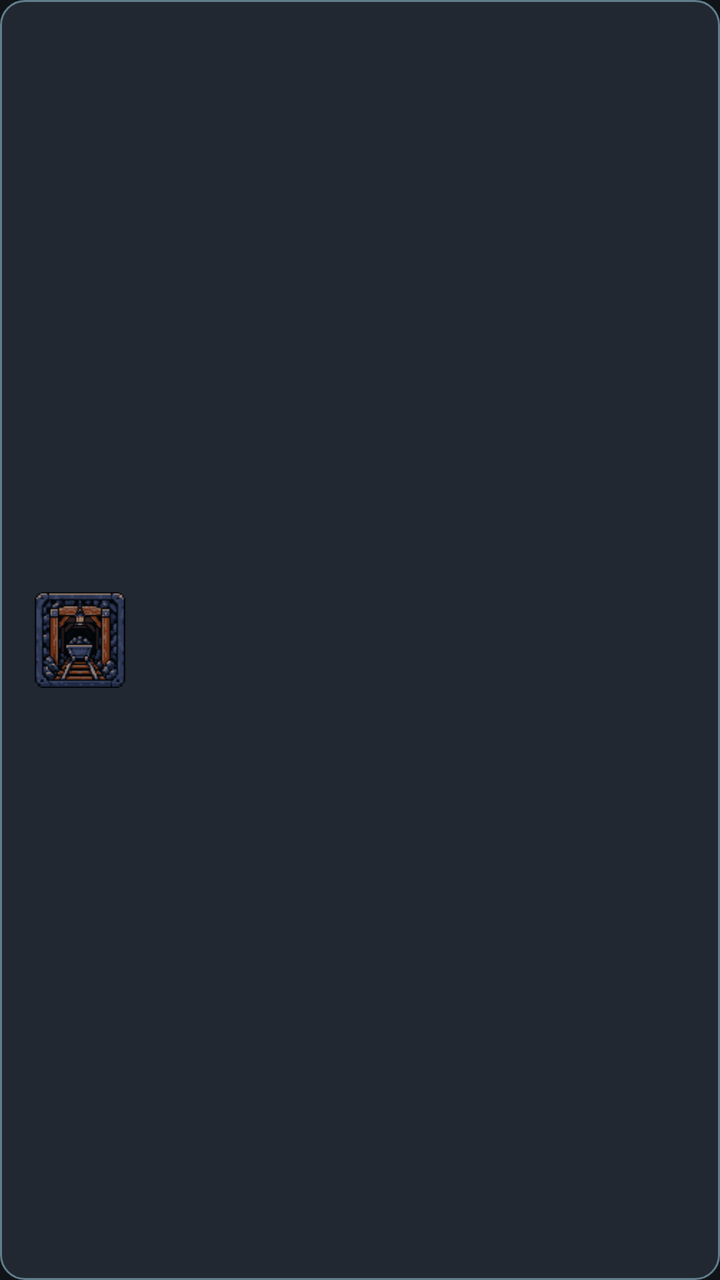
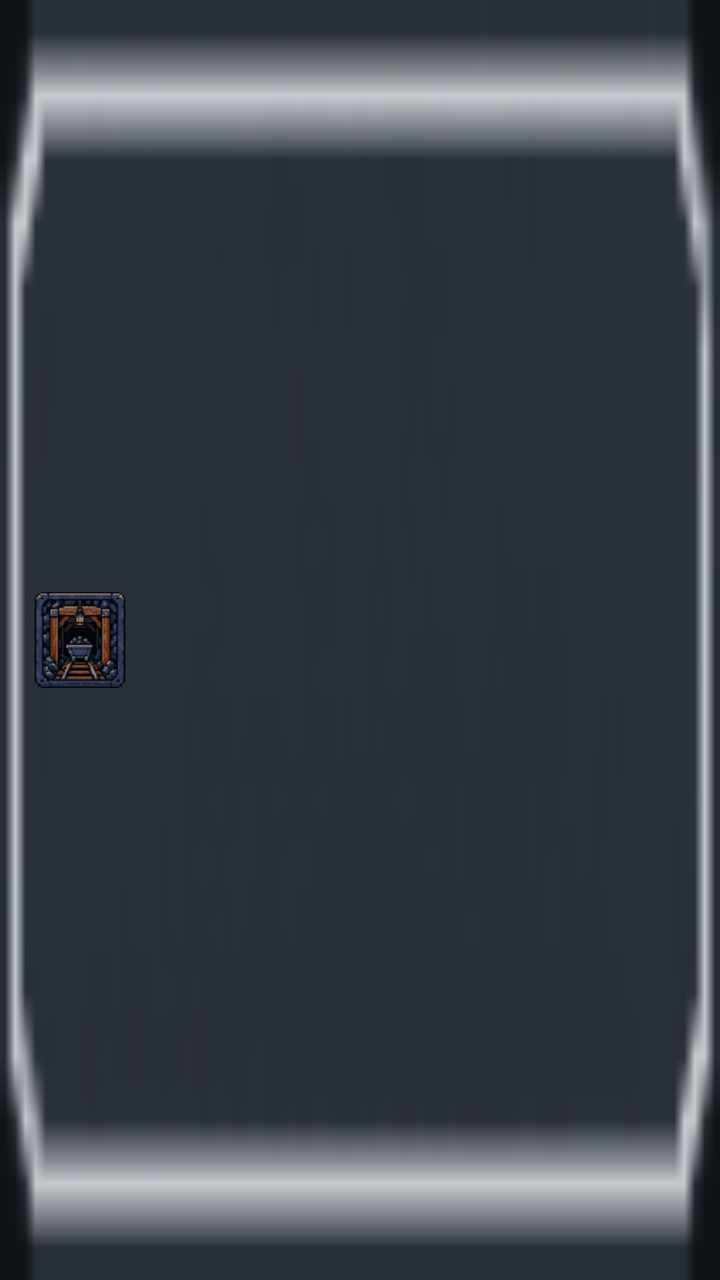

Two renders of the same Android screen: before a commit and after it. Below are the layout's source before the change and the commit's diff.
<!-- AndroidManifest.xml: application theme Theme.MinesweeperEvolution -->
<!-- res/layout/item_mode_card.xml -->
<?xml version="1.0" encoding="utf-8"?>
<LinearLayout xmlns:android="http://schemas.android.com/apk/res/android"
    android:layout_width="match_parent"
    android:layout_height="wrap_content"
    android:orientation="horizontal"
    android:gravity="center_vertical"
    android:background="@drawable/bg_button_secondary"
    android:padding="16dp"
    android:clickable="true"
    android:focusable="true">

    <ImageView
        android:id="@+id/ivModeIcon"
        android:layout_width="48dp"
        android:layout_height="48dp"
        android:layout_marginEnd="12dp"
        android:scaleType="fitCenter"
        android:contentDescription="@null"
        android:src="@drawable/mode_classic" />

    <LinearLayout
        android:layout_width="0dp"
        android:layout_height="wrap_content"
        android:layout_weight="1"
        android:orientation="vertical">

        <TextView
            android:id="@+id/tvModeName"
            style="@style/ModeTitle"
            android:fontFamily="@font/pixelify_sans"
            android:layout_width="wrap_content"
            android:layout_height="wrap_content" />

        <TextView
            android:id="@+id/tvModeDesc"
            style="@style/ModeDesc"
            android:fontFamily="@font/pixelify_sans"
            android:layout_width="match_parent"
            android:layout_height="wrap_content"
            android:layout_marginTop="4dp" />
    </LinearLayout>
</LinearLayout>
<!-- resources referenced by this layout -->
<resources>
  <!-- drawable bg_button_secondary (drawable) -->
  <?xml version="1.0" encoding="utf-8"?>
  <selector xmlns:android="http://schemas.android.com/apk/res/android">
      
      <item android:state_selected="true">
          <shape android:shape="rectangle">
              <solid android:color="@color/accent"/>
              <corners android:radius="12dp"/>
              <stroke android:width="1dp" android:color="@color/accent_2"/>
          </shape>
      </item>
      
      <item android:state_pressed="true">
          <shape android:shape="rectangle">
              <solid android:color="@color/bg_panel_alt"/>
              <corners android:radius="12dp"/>
              <stroke android:width="2dp" android:color="@color/accent"/>
          </shape>
      </item>
      
      <item>
          <shape android:shape="rectangle">
              <solid android:color="@color/bg_panel_alt"/>
              <corners android:radius="12dp"/>
              <stroke android:width="1dp" android:color="@color/text_dim"/>
          </shape>
      </item>
  </selector>
  <!-- drawable mode_classic: png bitmap (drawable, 5647 bytes) -->
  <style name="ModeDesc">
          <item name="android:textSize">13sp</item>
          <item name="android:textColor">@color/text_secondary</item>
          <item name="android:lineSpacingExtra">2dp</item>
      </style>
  <style name="ModeTitle">
          <item name="android:textSize">20sp</item>
          <item name="android:textStyle">bold</item>
          <item name="android:textColor">@color/text_primary</item>
      </style>
  <style name="Theme.MinesweeperEvolution" parent="Theme.AppCompat.NoActionBar">
          <item name="colorPrimary">@color/accent</item>
          <item name="colorPrimaryDark">@color/accent_2</item>
          <item name="colorAccent">@color/accent</item>
          <item name="android:windowBackground">@color/bg_dark</item>
          <item name="android:textColorPrimary">@color/text_primary</item>
          <item name="android:textColorSecondary">@color/text_secondary</item>
          <item name="android:statusBarColor" tools:targetApi="l">@color/bg_dark</item>
          
          <item name="android:alertDialogTheme">@style/Theme.MinesweeperDialog</item>
          <item name="alertDialogTheme">@style/Theme.MinesweeperDialog</item>
      </style>
  <color name="accent">#FF00BCD4</color>
  <color name="accent_2">#FF26C6DA</color>
  <color name="bg_panel_alt">#FF222831</color>
  <color name="text_dim">#FF607D8B</color>
  <color name="text_secondary">#FFB0BEC5</color>
  <color name="text_primary">#FFECEFF1</color>
  <color name="bg_dark">#FF101418</color>
  <style name="Theme.MinesweeperDialog" parent="Theme.AppCompat.Dialog.Alert">
          <item name="android:windowBackground">@color/bg_panel</item>
          <item name="android:textColorPrimary">@color/text_primary</item>
          <item name="android:textColorSecondary">@color/text_secondary</item>
          <item name="colorAccent">@color/accent</item>
          <item name="android:buttonBarButtonStyle">@style/Widget.DialogButton</item>
      </style>
  <color name="bg_panel">#FF1A1F26</color>
  <style name="Widget.DialogButton" parent="Widget.AppCompat.Button.ButtonBar.AlertDialog">
          <item name="android:textColor">@color/accent</item>
      </style>
</resources>

<!-- the commit's change to res/layout/item_mode_card.xml (unified diff, before → after) -->
@@ -4,7 +4,7 @@
     android:layout_height="wrap_content"
     android:orientation="horizontal"
     android:gravity="center_vertical"
-    android:background="@drawable/bg_button_secondary"
+    android:background="@drawable/bg_card_selector_v2"
     android:padding="16dp"
     android:clickable="true"
     android:focusable="true">
<!-- resource entries referenced after the edit -->
@@ -1,31 +1,16 @@
 <!-- resources referenced by this layout -->
 <resources>
-  <!-- drawable bg_button_secondary (drawable) -->
+  <!-- drawable bg_card_selector_v2 (drawable) -->
   <?xml version="1.0" encoding="utf-8"?>
   <selector xmlns:android="http://schemas.android.com/apk/res/android">
-      
-      <item android:state_selected="true">
-          <shape android:shape="rectangle">
-              <solid android:color="@color/accent"/>
-              <corners android:radius="12dp"/>
-              <stroke android:width="1dp" android:color="@color/accent_2"/>
-          </shape>
+      <item android:state_activated="true">
+          <bitmap android:src="@drawable/ui_button_active" android:gravity="fill"/>
       </item>
-      
       <item android:state_pressed="true">
-          <shape android:shape="rectangle">
-              <solid android:color="@color/bg_panel_alt"/>
-              <corners android:radius="12dp"/>
-              <stroke android:width="2dp" android:color="@color/accent"/>
-          </shape>
+          <bitmap android:src="@drawable/ui_button_active" android:gravity="fill"/>
       </item>
-      
       <item>
-          <shape android:shape="rectangle">
-              <solid android:color="@color/bg_panel_alt"/>
-              <corners android:radius="12dp"/>
-              <stroke android:width="1dp" android:color="@color/text_dim"/>
-          </shape>
+          <bitmap android:src="@drawable/ui_button_normal" android:gravity="fill"/>
       </item>
   </selector>
   <!-- drawable mode_classic: png bitmap (drawable, 5647 bytes) -->
@@ -51,10 +36,10 @@
           <item name="android:alertDialogTheme">@style/Theme.MinesweeperDialog</item>
           <item name="alertDialogTheme">@style/Theme.MinesweeperDialog</item>
       </style>
+  <!-- drawable ui_button_active: png bitmap (drawable, 845 bytes) -->
+  <!-- drawable ui_button_normal: png bitmap (drawable, 1182 bytes) -->
   <color name="accent">#FF00BCD4</color>
   <color name="accent_2">#FF26C6DA</color>
-  <color name="bg_panel_alt">#FF222831</color>
-  <color name="text_dim">#FF607D8B</color>
   <color name="text_secondary">#FFB0BEC5</color>
   <color name="text_primary">#FFECEFF1</color>
   <color name="bg_dark">#FF101418</color>
